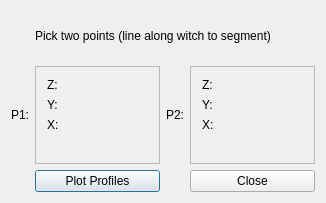
This is plugins/qCMAT/ui/extractProfile.ui in SuzanaLucia/qCMAT as Qt 5 draws it before an edit. The edited form follows.
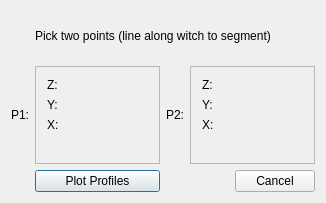
This is the edited form.

Diff of the .ui file:
```diff
--- a/plugins/qCMAT/ui/extractProfile.ui
+++ b/plugins/qCMAT/ui/extractProfile.ui
@@ -135,9 +135,9 @@
     </widget>
    </item>
    <item row="2" column="3">
-    <widget class="QPushButton" name="ClosePushButton">
-     <property name="text">
-      <string>Close</string>
+    <widget class="QDialogButtonBox" name="cancelButton">
+     <property name="standardButtons">
+      <set>QDialogButtonBox::Cancel</set>
      </property>
     </widget>
    </item>
```
